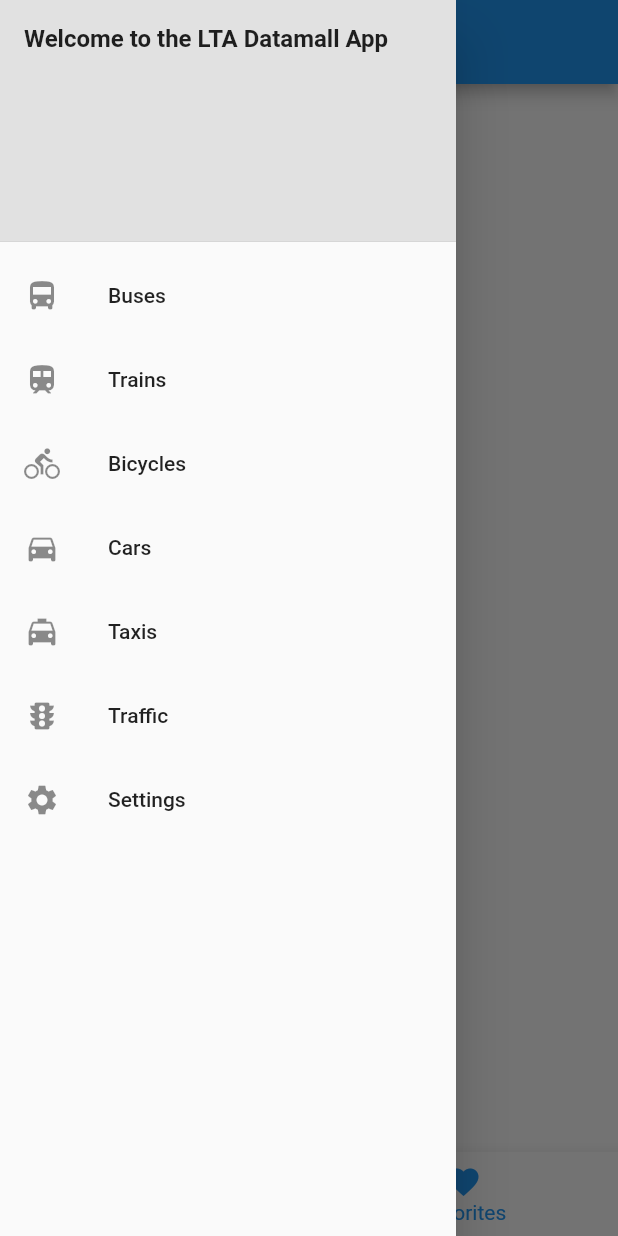
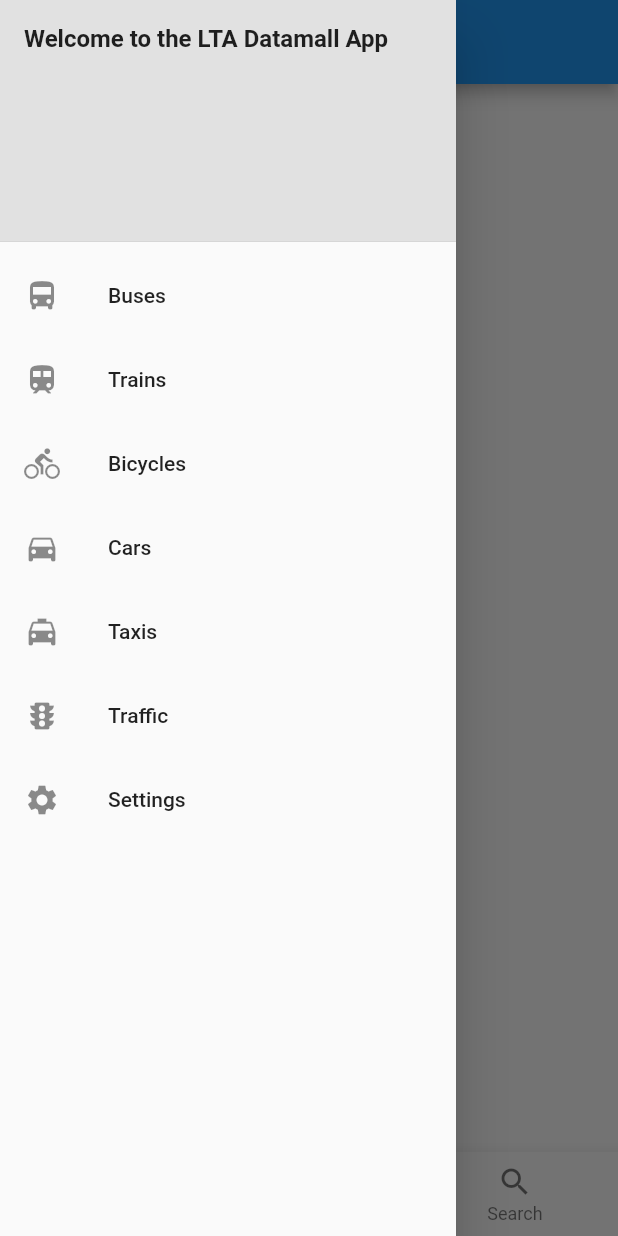
Before and after one commit to bytecrumbs/sglandtransport, a Flutter app: the screen it shows after launch, item 2 of the bottom bar chosen, with the side drawer open, on a phone screen of 412 x 824 dp. Run offline on Flutter 3.47's test engine with Material 2 defaults, Android fonts, the light colour scheme and no system bars; our stand-ins replace firebase_analytics, firebase_crashlytics, shared_preferences; accounts and stored records are empty; generated files the repository leaves out were written again; network calls fail.

Commit message:
#28 Add search tab

```diff
--- a/lib/screens/bus/main_bus_screen.dart
+++ b/lib/screens/bus/main_bus_screen.dart
@@ -4,6 +4,7 @@
 import 'package:flutter/material.dart';
 import 'package:lta_datamall_flutter/screens/bus/favorites_bus_section.dart';
 import 'package:lta_datamall_flutter/screens/bus/nearby_bus_section.dart';
+import 'package:lta_datamall_flutter/screens/bus/search_bus_section.dart';
 import 'package:lta_datamall_flutter/screens/widgets/app_drawer.dart';
 
 class MainBusScreen extends StatefulWidget {
@@ -30,6 +31,7 @@
   List<Widget> pageList = <Widget>[
     NearbyBusStops(),
     FavoriteBusStops(),
+    SearchBusStops()
   ];
 
   @override
@@ -69,7 +71,11 @@
           BottomNavigationBarItem(
             icon: Icon(Icons.favorite),
             title: const Text('Favorites'),
-          )
+          ),
+          BottomNavigationBarItem(
+            icon: Icon(Icons.search),
+            title: const Text('Search'),
+          ),
         ],
       ),
     );
```
Also changed, not shown: lib/screens/bus/search_bus_section.dart (added, +16 -0 lines).
